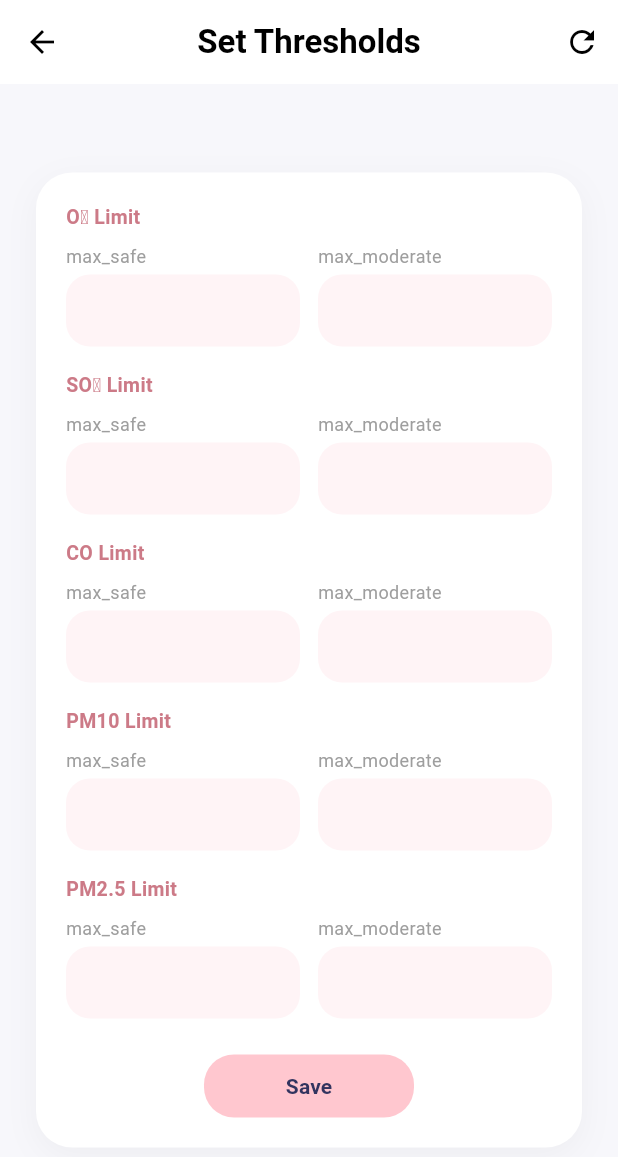
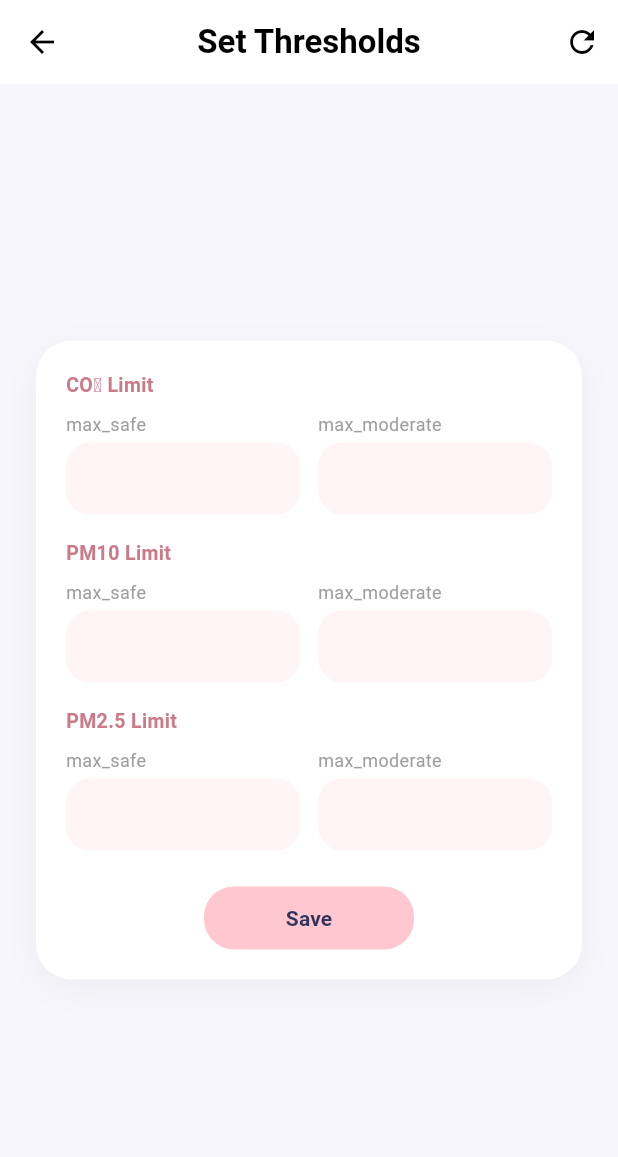
Before and after one commit to mayada388/enviroguard, a Flutter app: the AdminSetThresholdsPage screen opened directly, on a phone screen of 412 x 824 dp. Shown: the top 1157 px of the screen. Run offline on Flutter 3.47's test engine with Material 3 defaults, Android fonts, the phone set to English and light mode, and no system bars; our stand-ins replace cloud_firestore, firebase_auth, firebase_core, firebase_storage, image_picker, open_filex and 2 more; accounts and stored records are empty.

Commit message:
last update

```diff
--- a/lib/admin_set_thresholds_page.dart
+++ b/lib/admin_set_thresholds_page.dart
@@ -14,9 +14,7 @@ class _AdminSetThresholdsPageState extends State<AdminSetThresholdsPage> {
 
 
   final List<_PollutantItem> _items = const [
-    _PollutantItem(label: 'O₃ Limit', docId: 'O3'),
-    _PollutantItem(label: 'SO₂ Limit', docId: 'SO2'),
-    _PollutantItem(label: 'CO Limit', docId: 'CO'),
+    _PollutantItem(label: 'CO₂ Limit', docId: 'CO2'),
     _PollutantItem(label: 'PM10 Limit', docId: 'PM10'),
     _PollutantItem(label: 'PM2.5 Limit', docId: 'PM2_5'),
   ];
--- a/lib/admin_system_monitoring_page.dart
+++ b/lib/admin_system_monitoring_page.dart
@@ -167,7 +167,7 @@ class AdminSystemMonitoringPage extends StatelessWidget {
         ],
       ),
       child: SizedBox(
-        width: double.infinity, // يخلي الجدول ياخذ عرض الكرت كامل
+        width: double.infinity,
         child: SingleChildScrollView(
           scrollDirection: Axis
               .horizontal, // لو الشاشة ضيقة يصير فيه سحب يمين ويسار بدل ما تنقص الأعمدة
--- a/lib/edit_profile_page.dart
+++ b/lib/edit_profile_page.dart
@@ -394,7 +394,7 @@ String _displayAlertName(String p) {
               key: _formKey,
               child: Column(
                 children: [
-                  //  AVATAR فوق (نفس الادمن)
+                  //  AVATAR
                   Container(
                     padding: const EdgeInsets.all(14),
                     decoration: BoxDecoration(
--- a/lib/main.dart
+++ b/lib/main.dart
@@ -109,7 +109,7 @@ class WelcomePage extends StatelessWidget {
             ),
           ),
 
-          // طبقة تغميق
+
           Container(
             color: Colors.black.withOpacity(0.4),
           ),
```
Also changed, not shown: lib/admin_home_page.dart (+6 -6 lines), lib/notifications_page.dart (+5 -5 lines).
